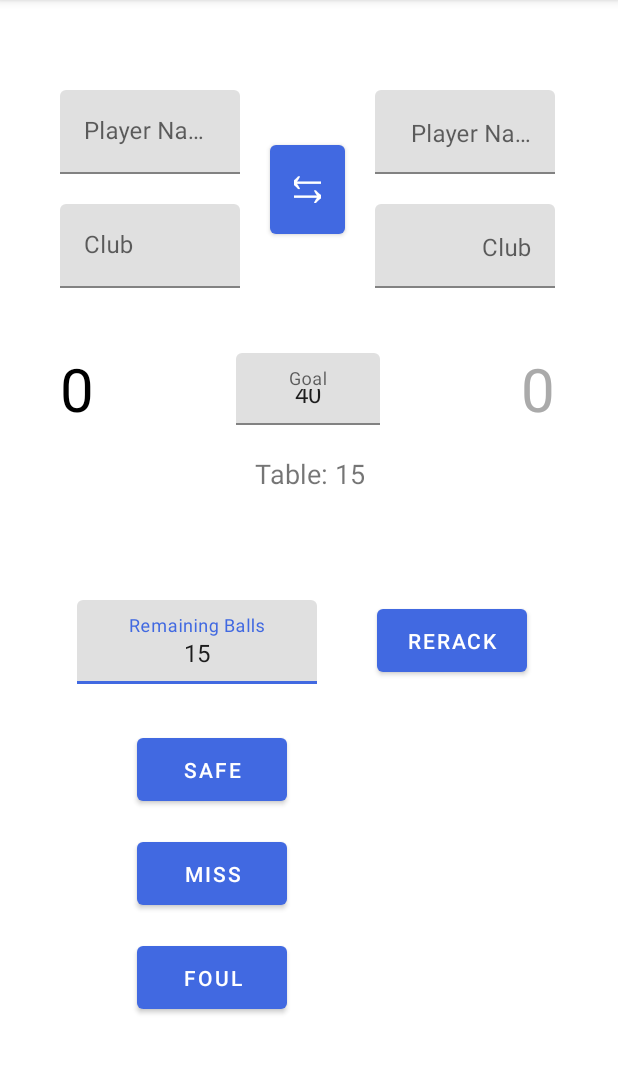
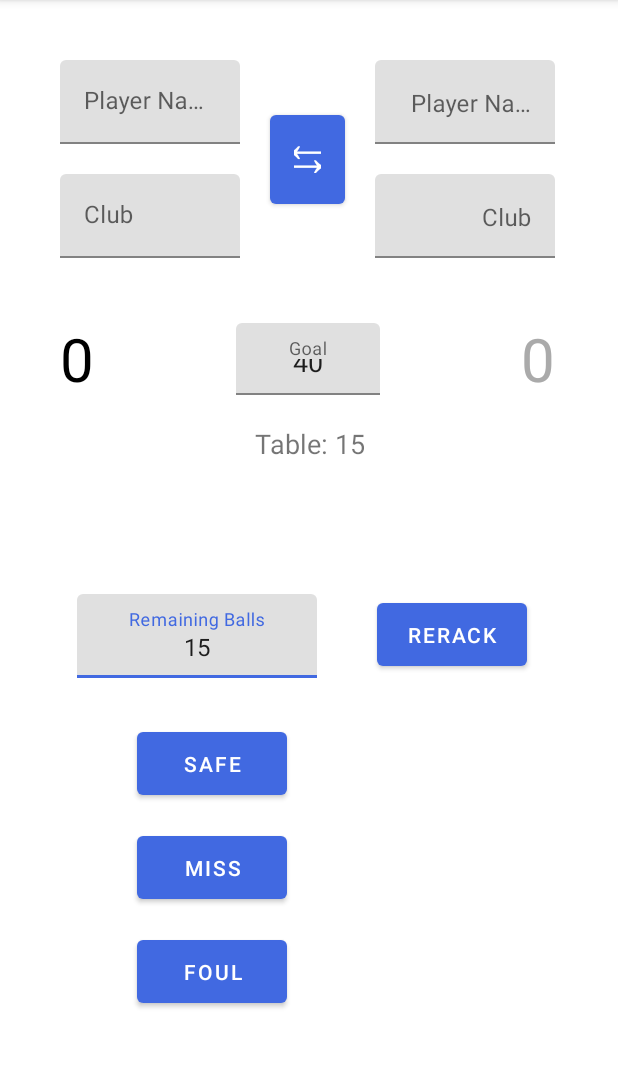
Before and after one commit to Dacid99/PocketTRacker, an Android app built with Jetpack Compose: the screen it shows after launch (MainActivity), on a phone screen of 412 x 824 dp, the part 84-1158 px from its top. Run offline under Robolectric (Android 15) with nearby library versions, the phone set to English and light mode, and no system bars.

Commit message:
more layout tweaks

```diff
--- a/app/src/main/res/layout/activity_main.xml
+++ b/app/src/main/res/layout/activity_main.xml
@@ -22,7 +22,7 @@
         android:layout_width="100dp"
         android:layout_height="wrap_content"
         android:layout_marginTop="40dp"
-        android:gravity="right"
+        android:gravity="end|right"
         android:text="@string/player_score_format"
         android:textColor="@color/text_color_selector"
         android:textSize="40sp"
@@ -63,6 +63,7 @@
         android:layout_width="100dp"
         android:layout_height="54dp"
         android:layout_marginStart="40dp"
+        android:gravity="center"
         android:text="@string/rerack_string"
         app:layout_constraintStart_toEndOf="@+id/newBallNumberLayout"
         app:layout_constraintTop_toTopOf="@+id/newBallNumberLayout" />
@@ -73,6 +74,7 @@
         android:layout_height="54dp"
         android:layout_marginStart="75dp"
         android:layout_marginTop="62dp"
+        android:gravity="center"
         android:text="@string/undo_string"
         app:layout_constraintStart_toEndOf="@+id/missButton"
         app:layout_constraintTop_toBottomOf="@+id/rerackButton" />
@@ -82,6 +84,7 @@
         android:layout_width="100dp"
         android:layout_height="54dp"
         android:layout_marginTop="15dp"
+        android:gravity="center"
         android:text="@string/redo_string"
         app:layout_constraintEnd_toEndOf="@+id/undoButton"
         app:layout_constraintTop_toBottomOf="@+id/undoButton" />
@@ -105,11 +108,11 @@
         android:layout_width="160dp"
         android:layout_height="wrap_content"
         android:layout_marginStart="30dp"
-        android:layout_marginTop="400dp"
+        android:layout_marginTop="20dp"
         android:layout_marginEnd="180dp"
         app:layout_constraintEnd_toEndOf="parent"
         app:layout_constraintStart_toStartOf="parent"
-        app:layout_constraintTop_toTopOf="parent">
+        app:layout_constraintTop_toBottomOf="@+id/newGame">
 
         <com.google.android.material.textfield.TextInputEditText
             android:id="@+id/newBallNumberInput"
@@ -137,7 +140,7 @@
             android:layout_width="match_parent"
             android:layout_height="match_parent"
             android:gravity="center"
-            android:textSize="16sp"
+            android:textSize="18sp"
             app:hintEnabled="true"
             tools:layout_editor_absoluteX="141dp"
             tools:layout_editor_absoluteY="589dp" />
@@ -149,7 +152,7 @@
         android:layout_width="120dp"
         android:layout_height="wrap_content"
         android:layout_marginStart="40dp"
-        android:layout_marginTop="60dp"
+        android:layout_marginTop="40dp"
         app:layout_constraintStart_toStartOf="parent"
         app:layout_constraintTop_toTopOf="parent">
 
@@ -174,7 +177,7 @@
             android:id="@+id/player2Name"
             android:layout_width="match_parent"
             android:layout_height="match_parent"
-            android:gravity="right"
+            android:gravity="end|right"
             android:hint="@string/player_name_hint_format"
             app:hintEnabled="true" />
     </com.google.android.material.textfield.TextInputLayout>
@@ -209,7 +212,7 @@
             android:id="@+id/player2Club"
             android:layout_width="match_parent"
             android:layout_height="match_parent"
-            android:gravity="right"
+            android:gravity="end|right"
             android:hint="@string/player_club_hint_format"
             android:textSize="16sp"
             app:hintEnabled="true" />
@@ -219,7 +222,7 @@
         android:id="@+id/newGame"
         android:layout_width="wrap_content"
         android:layout_height="wrap_content"
-        android:layout_marginTop="10dp"
+        android:layout_marginTop="20dp"
         android:text="@string/newGame_string"
         android:visibility="invisible"
         app:layout_constraintEnd_toEndOf="@+id/ballNumber"
```
